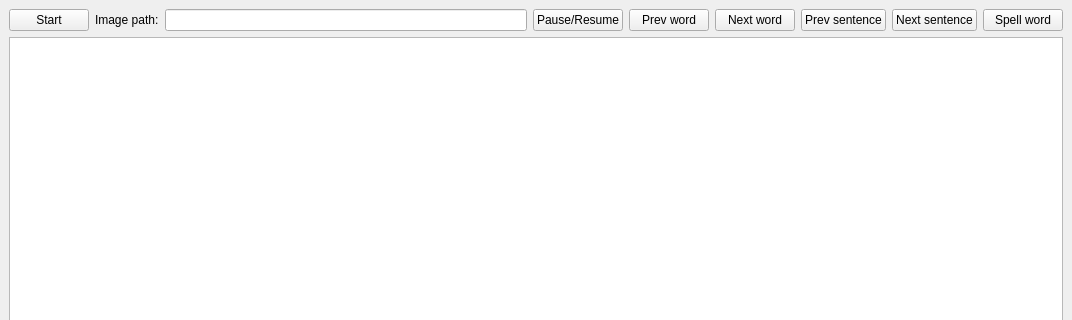
Above: wui/src/mainwindow.ui from kabamot/Zyrlo before the change; both pictures show x 0 to 1072 and y 0 to 320 of the 1072 by 808 pixel window. Below: the same form after it.
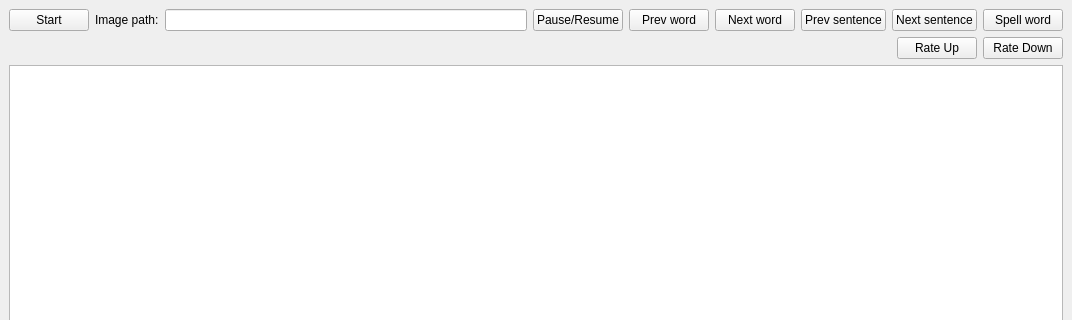
That is the form after the change.

Commit message: Added Rate Up, Rate Down buttons

What changed in the file:
```diff
--- a/wui/src/mainwindow.ui
+++ b/wui/src/mainwindow.ui
@@ -78,9 +78,40 @@
       </item>
      </layout>
     </item>
-    <item row="1" column="0">
+    <item row="5" column="0">
      <widget class="QTextBrowser" name="textBrowser"/>
     </item>
+    <item row="3" column="0">
+     <layout class="QHBoxLayout" name="horizontalLayout_2">
+      <item>
+       <spacer name="horizontalSpacer">
+        <property name="orientation">
+         <enum>Qt::Horizontal</enum>
+        </property>
+        <property name="sizeHint" stdset="0">
+         <size>
+          <width>40</width>
+          <height>20</height>
+         </size>
+        </property>
+       </spacer>
+      </item>
+      <item>
+       <widget class="QPushButton" name="rateUpButton">
+        <property name="text">
+         <string>Rate Up</string>
+        </property>
+       </widget>
+      </item>
+      <item>
+       <widget class="QPushButton" name="rateDownButton">
+        <property name="text">
+         <string>Rate Down</string>
+        </property>
+       </widget>
+      </item>
+     </layout>
+    </item>
    </layout>
   </widget>
   <widget class="QMenuBar" name="menubar">
```
The commit also changes 3 other files.
